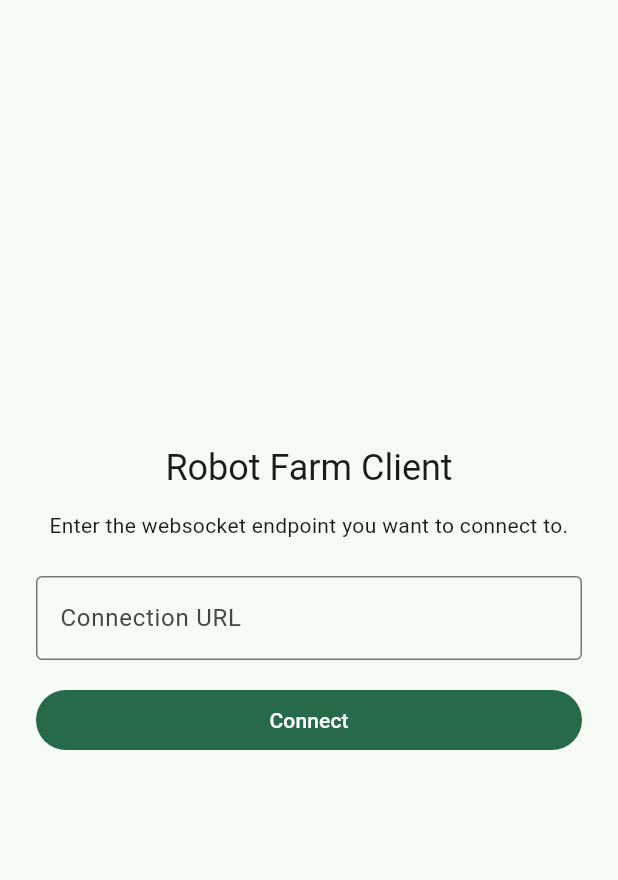
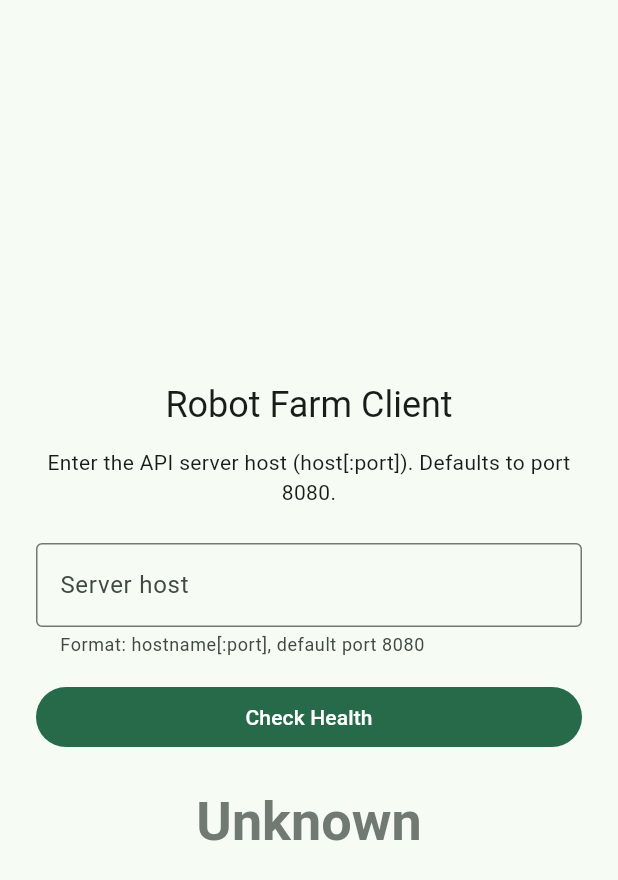
Before and after one commit to robertmsale/robot-farm-rs, a Flutter app: the screen it shows after launch, on a phone screen of 412 x 824 dp. Shown: the top 880 px of the screen. Run offline on Flutter 3.47's test engine with Material 3 defaults, Android fonts, the phone set to English and light mode, and no system bars; our stand-ins replace get.

Commit message:
Minimal working server

```diff
--- a/client/lib/main.dart
+++ b/client/lib/main.dart
@@ -1,6 +1,8 @@
 import 'package:flutter/material.dart';
 import 'package:get/get.dart';
-import 'package:web_socket_channel/web_socket_channel.dart';
+import 'package:my_api_client/api.dart' as robot_farm_api;
+
+const int kDefaultApiPort = 8080;
 
 void main() {
   WidgetsFlutterBinding.ensureInitialized();
@@ -24,40 +26,112 @@ class RobotFarmApp extends StatelessWidget {
   }
 }
 
+enum HealthStatus { idle, checking, ok, down }
+
 class ConnectionController extends GetxController {
   final TextEditingController urlController = TextEditingController();
-  final RxBool isConnecting = false.obs;
+  final Rx<HealthStatus> healthStatus = HealthStatus.idle.obs;
   final RxnString errorMessage = RxnString();
-  final RxnString connectionStatus = RxnString();
-  WebSocketChannel? _channel;
 
-  Future<void> connect() async {
-    final url = urlController.text.trim();
-    if (url.isEmpty) {
+  Future<void> checkHealth() async {
+    final rawUrl = urlController.text.trim();
+    if (rawUrl.isEmpty) {
       errorMessage.value = 'Please enter a server URL.';
+      healthStatus.value = HealthStatus.down;
+      return;
+    }
+
+    final baseUrl = _buildBaseUrl(rawUrl);
+    if (baseUrl == null) {
+      errorMessage.value =
+          'Please enter a host or host:port (paths and schemes are not required).';
+      healthStatus.value = HealthStatus.down;
       return;
     }
 
     try {
-      isConnecting.value = true;
+      healthStatus.value = HealthStatus.checking;
       errorMessage.value = null;
-      connectionStatus.value = null;
-      _channel?.sink.close();
 
-      final parsed = Uri.parse(url);
-      _channel = WebSocketChannel.connect(parsed);
-      connectionStatus.value = 'Connected to $url';
+      final client = robot_farm_api.ApiClient(basePath: baseUrl);
+      final api = robot_farm_api.DefaultApi(client);
+      final response = await api.getHealthz();
+
+      if (response != null && response.status.toLowerCase() == 'ok') {
+        healthStatus.value = HealthStatus.ok;
+      } else {
+        healthStatus.value = HealthStatus.down;
+        errorMessage.value = 'Server responded but did not return OK.';
+      }
+    } on robot_farm_api.ApiException catch (error) {
+      errorMessage.value =
+          error.message ?? 'Request failed with status ${error.code}.';
+      healthStatus.value = HealthStatus.down;
     } catch (error) {
-      errorMessage.value = 'Failed to connect: $error';
-    } finally {
-      isConnecting.value = false;
+      errorMessage.value = 'Failed to contact server: $error';
+      healthStatus.value = HealthStatus.down;
     }
+  }
+
+  String get statusLabel {
+    switch (healthStatus.value) {
+      case HealthStatus.ok:
+        return 'OK';
+      case HealthStatus.down:
+        return 'Down';
+      case HealthStatus.checking:
+        return 'Checking...';
+      case HealthStatus.idle:
+        return 'Unknown';
+    }
+  }
+
+  Color statusColor(ThemeData theme) {
+    switch (healthStatus.value) {
+      case HealthStatus.ok:
+        return Colors.green;
+      case HealthStatus.down:
+        return theme.colorScheme.error;
+      case HealthStatus.checking:
+        return theme.colorScheme.primary;
+      case HealthStatus.idle:
+        return theme.colorScheme.outline;
+    }
+  }
+
+  String? _buildBaseUrl(String input) {
+    final trimmed = input.trim();
+    if (trimmed.isEmpty) {
+      return null;
+    }
+
+    final hasScheme = trimmed.contains('://');
+    final candidate = hasScheme ? trimmed : 'http://$trimmed';
+    final uri = Uri.tryParse(candidate);
+
+    if (uri == null || uri.host.isEmpty) {
+      return null;
+    }
+
+    if ((uri.path.isNotEmpty && uri.path != '/') ||
+        uri.hasQuery ||
+        uri.hasFragment) {
+      return null;
+    }
+
+    final scheme = uri.scheme.isEmpty ? 'http' : uri.scheme;
+    final port = uri.hasPort ? uri.port : kDefaultApiPort;
+
+    return Uri(
+      scheme: scheme,
+      host: uri.host,
+      port: port,
+    ).toString();
   }
 
   @override
   void onClose() {
     urlController.dispose();
-    _channel?.sink.close();
     super.onClose();
   }
 }
@@ -67,6 +141,7 @@ class ConnectionScreen extends GetView<ConnectionController> {
 
   @override
   Widget build(BuildContext context) {
+    final theme = Theme.of(context);
     return Scaffold(
       body: SafeArea(
         child: Center(
@@ -79,21 +154,22 @@ class ConnectionScreen extends GetView<ConnectionController> {
                 children: [
                   Text(
                     'Robot Farm Client',
-                    style: Theme.of(context).textTheme.headlineSmall,
+                    style: theme.textTheme.headlineSmall,
                   ),
                   const SizedBox(height: 12),
                   Text(
-                    'Enter the websocket endpoint you want to connect to.',
+                    'Enter the API server host (host[:port]). Defaults to port $kDefaultApiPort.',
                     textAlign: TextAlign.center,
-                    style: Theme.of(context).textTheme.bodyMedium,
+                    style: theme.textTheme.bodyMedium,
                   ),
                   const SizedBox(height: 24),
                   TextField(
                     controller: controller.urlController,
                     keyboardType: TextInputType.url,
                     decoration: const InputDecoration(
-                      labelText: 'Connection URL',
-                      hintText: 'wss://robot-farm.example/ws',
+                      labelText: 'Server host',
+                      hintText: 'localhost:8080',
+                      helperText: 'Format: hostname[:port], default port 8080',
                       border: OutlineInputBorder(),
                     ),
                   ),
@@ -102,50 +178,49 @@ class ConnectionScreen extends GetView<ConnectionController> {
                     () => SizedBox(
                       width: double.infinity,
                       child: FilledButton(
-                        onPressed: controller.isConnecting.value
+                        onPressed: controller.healthStatus.value ==
+                                HealthStatus.checking
                             ? null
-                            : controller.connect,
-                        child: controller.isConnecting.value
+                            : controller.checkHealth,
+                        child: controller.healthStatus.value ==
+                                HealthStatus.checking
                             ? const SizedBox(
                                 width: 18,
                                 height: 18,
                                 child: CircularProgressIndicator(
                                   strokeWidth: 2,
-                                  valueColor:
-                                      AlwaysStoppedAnimation<Color>(Colors.white),
+                                  valueColor: AlwaysStoppedAnimation<Color>(
+                                    Colors.white,
+                                  ),
                                 ),
                               )
-                            : const Text('Connect'),
+                            : const Text('Check Health'),
                       ),
                     ),
                   ),
-                  const SizedBox(height: 16),
+                  const SizedBox(height: 24),
                   Obx(
-                    () {
-                      final error = controller.errorMessage.value;
-                      if (error == null) {
-                        return const SizedBox.shrink();
-                      }
-                      return Text(
-                        error,
-                        style: TextStyle(
-                          color: Theme.of(context).colorScheme.error,
+                    () => Column(
+                      children: [
+                        Text(
+                          controller.statusLabel,
+                          style: theme.textTheme.displaySmall?.copyWith(
+                            color: controller.statusColor(theme),
+                            fontWeight: FontWeight.bold,
+                          ),
                         ),
-                      );
-                    },
-                  ),
-                  const SizedBox(height: 8),
-                  Obx(
-                    () {
-                      final status = controller.connectionStatus.value;
-                      if (status == null) {
-                        return const SizedBox.shrink();
-                      }
-                      return Text(
-                        status,
-                        style: const TextStyle(color: Colors.green),
-                      );
-                    },
+                        if (controller.errorMessage.value != null) ...[
+                          const SizedBox(height: 8),
+                          Text(
+                            controller.errorMessage.value!,
+                            textAlign: TextAlign.center,
+                            style: theme.textTheme.bodyMedium?.copyWith(
+                              color: theme.colorScheme.error,
+                            ),
+                          ),
+                        ],
+                      ],
+                    ),
                   ),
                 ],
               ),
--- a/client/pubspec.yaml
+++ b/client/pubspec.yaml
@@ -37,7 +37,6 @@ dependencies:
   my_api_client:
     path: ../openapi/flutter_client
   get: ^4.6.6
-  web_socket_channel: ^2.4.0
 
 dev_dependencies:
   flutter_test:
```
Also changed, not shown: client/bin/health_check.dart (added, +15 -0 lines), client/pubspec.lock, 12 other files.
